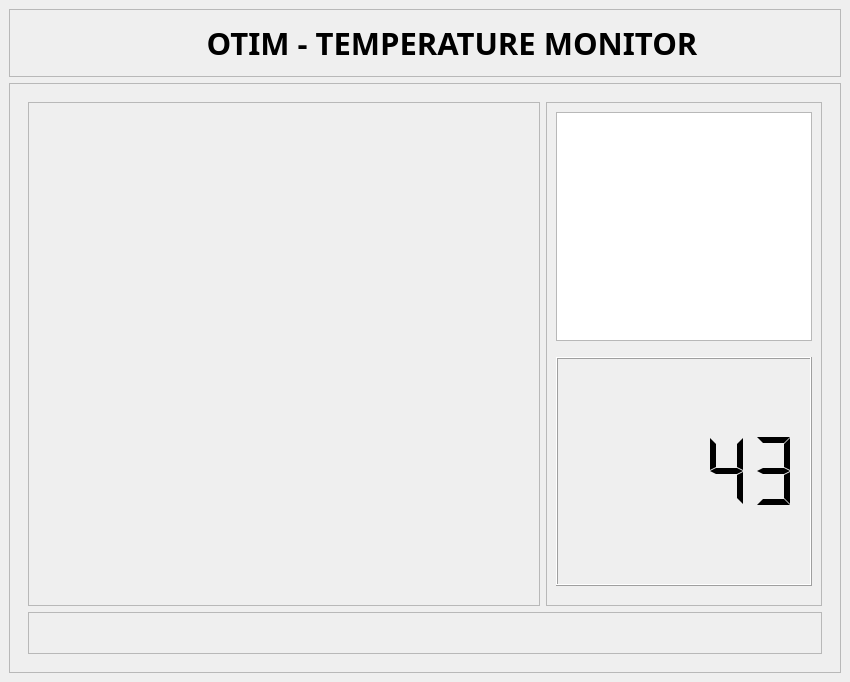
First picture: the form in QT/pyino_sensor_display/pysensormain.ui, repository matheusns/rospy_sensor_monitor, before the edit.
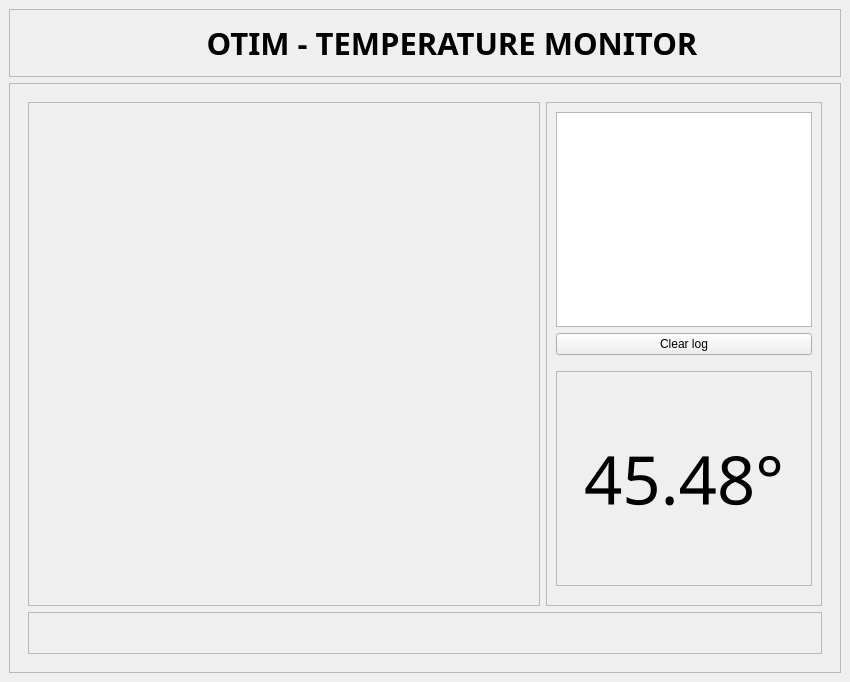
Second picture: the form after the edit. Icons and pictures are not drawn.

Commit message: Adds clear log button

The edit to the form file:
```diff
--- a/QT/pyino_sensor_display/pysensormain.ui
+++ b/QT/pyino_sensor_display/pysensormain.ui
@@ -185,6 +185,13 @@
                 </property>
                </widget>
               </item>
+              <item>
+               <widget class="QPushButton" name="pushButton_3">
+                <property name="text">
+                 <string>Clear log</string>
+                </property>
+               </widget>
+              </item>
               <item>
                <spacer name="verticalSpacer_2">
                 <property name="orientation">
@@ -202,31 +209,37 @@
                </spacer>
               </item>
               <item>
-               <widget class="QLCDNumber" name="lcdNumber">
+               <widget class="QFrame" name="frame_6">
                 <property name="sizePolicy">
-                 <sizepolicy hsizetype="Minimum" vsizetype="Expanding">
+                 <sizepolicy hsizetype="Preferred" vsizetype="Expanding">
                   <horstretch>0</horstretch>
                   <verstretch>0</verstretch>
                  </sizepolicy>
                 </property>
-                <property name="smallDecimalPoint">
-                 <bool>true</bool>
+                <property name="frameShape">
+                 <enum>QFrame::StyledPanel</enum>
                 </property>
-                <property name="digitCount">
-                 <number>5</number>
+                <property name="frameShadow">
+                 <enum>QFrame::Raised</enum>
                 </property>
-                <property name="mode">
-                 <enum>QLCDNumber::Dec</enum>
-                </property>
-                <property name="segmentStyle">
-                 <enum>QLCDNumber::Flat</enum>
-                </property>
-                <property name="value" stdset="0">
-                 <double>43.000000000000000</double>
-                </property>
-                <property name="intValue" stdset="0">
-                 <number>43</number>
-                </property>
+                <layout class="QVBoxLayout" name="verticalLayout_3">
+                 <item>
+                  <widget class="QLabel" name="temp_display">
+                   <property name="font">
+                    <font>
+                     <family>MathJax_Typewriter</family>
+                     <pointsize>50</pointsize>
+                    </font>
+                   </property>
+                   <property name="text">
+                    <string>45.48°</string>
+                   </property>
+                   <property name="alignment">
+                    <set>Qt::AlignCenter</set>
+                   </property>
+                  </widget>
+                 </item>
+                </layout>
                </widget>
               </item>
               <item>
@@ -274,7 +287,7 @@
              </property>
              <layout class="QHBoxLayout" name="horizontalLayout_2">
               <item>
-               <widget class="QPushButton" name="pushButton_3">
+               <widget class="QPushButton" name="pause_button">
                 <property name="text">
                  <string/>
                 </property>
```
Left out of the diff: 40 changed lines with no effect on the pictures. The commit also changes 1 other file.
